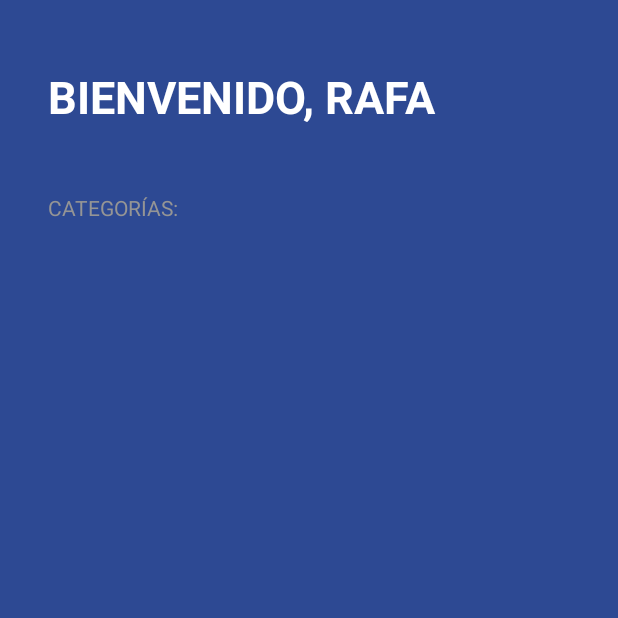
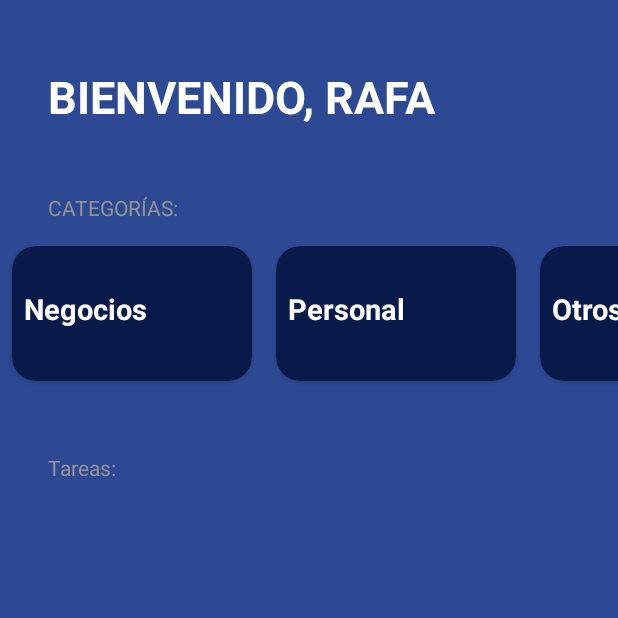
Before and after one commit to benitezrafa/Kotlin_Master, an Android app: the screen it shows after launch (TodoActivity), after a tap on "TODO APP", on a phone screen of 412 x 824 dp, the top half of it. Run offline under Robolectric (Android 15) with nearby library versions, the phone set to English and light mode, and no system bars; 4 statements that could not run were skipped.

Commit message:
Inicio de la cuarta aplicación en kotlin, utilizando RecycleView, Retrofit y ApiRest.

```diff
--- a/app/src/main/java/com/benitezrafa/androidmaster/MenuActivity.kt
+++ b/app/src/main/java/com/benitezrafa/androidmaster/MenuActivity.kt
@@ -7,6 +7,7 @@ import android.widget.Button
 import com.benitezrafa.androidmaster.firstapp.FirstAppActivity
 import com.benitezrafa.androidmaster.firstapp.ResultActivity
 import com.benitezrafa.androidmaster.imccalculator.ImcCalculatorActivity
+import com.benitezrafa.androidmaster.superheroapp.SuperHeroListActivity
 import com.benitezrafa.androidmaster.todoapp.TodoActivity
 
 class MenuActivity : AppCompatActivity() {
@@ -16,10 +17,17 @@ class MenuActivity : AppCompatActivity() {
         val btnSaludApp = findViewById<Button>(R.id.btnSaludApp)
         val btnImcApp = findViewById<Button>(R.id.btnImcApp)
         val btnTODO = findViewById<Button>(R.id.btnTODO)
+        val btnHeroApp = findViewById<Button>(R.id.btnHeroApp)
 
         btnSaludApp.setOnClickListener { navigateToSaludApp() }
         btnImcApp.setOnClickListener { navigateToImcApp() }
         btnTODO.setOnClickListener { navigateToTodoApp() }
+        btnHeroApp.setOnClickListener { navigateToHeroApp() }
+    }
+
+    private fun navigateToHeroApp() {
+        val intent = Intent (this, SuperHeroListActivity::class.java)
+        startActivity(intent)
     }
 
     private fun navigateToTodoApp() {
@@ -37,4 +45,5 @@ class MenuActivity : AppCompatActivity() {
         startActivity(intent)
     }
 
+
 }
--- /dev/null
+++ b/app/src/main/java/com/benitezrafa/androidmaster/superheroapp/ApiService.kt
@@ -0,0 +1,4 @@
+package com.benitezrafa.androidmaster.superheroapp
+
+interface ApiService {
+}
--- a/app/src/main/java/com/benitezrafa/androidmaster/todoapp/CategoriesAdapter.kt
+++ b/app/src/main/java/com/benitezrafa/androidmaster/todoapp/CategoriesAdapter.kt
@@ -1,16 +1,19 @@
 package com.benitezrafa.androidmaster.todoapp
 
+import android.view.LayoutInflater
 import android.view.ViewGroup
 import androidx.recyclerview.widget.RecyclerView
+import com.benitezrafa.androidmaster.R
 
 class CategoriesAdapter(private val categories: List<TaskCategory>) :
     RecyclerView.Adapter<CategoriesViewHolder>() {
     override fun onCreateViewHolder(parent: ViewGroup, viewType: Int): CategoriesViewHolder {
-
+        val view = LayoutInflater.from(parent.context).inflate(R.layout.item_task_category, parent, false)
+        return CategoriesViewHolder(view)
     }
 
     override fun onBindViewHolder(holder: CategoriesViewHolder, position: Int) {
-        TODO("Not yet implemented")
+        holder.render(categories[position])
     }
 
     override fun getItemCount() = categories.size
--- a/app/src/main/java/com/benitezrafa/androidmaster/todoapp/CategoriesViewHolder.kt
+++ b/app/src/main/java/com/benitezrafa/androidmaster/todoapp/CategoriesViewHolder.kt
@@ -1,8 +1,39 @@
 package com.benitezrafa.androidmaster.todoapp
 
 import android.view.View
+import android.widget.TextView
+import androidx.core.content.ContextCompat
 import androidx.recyclerview.widget.RecyclerView
+import com.benitezrafa.androidmaster.R
 
 class CategoriesViewHolder(view: View) : RecyclerView.ViewHolder(view) {
 
+    private val tvCategoryName: TextView = view.findViewById(R.id.tvCategoryName)
+    private val divider: TextView = view.findViewById(R.id.divider)
+    fun render(taskCategory: TaskCategory) {
+
+        when (taskCategory) {
+            TaskCategory.Business -> {
+                tvCategoryName.text = "Negocios"
+                divider.setBackgroundColor(
+                    ContextCompat.getColor(divider.context, R.color.todo_business_category)
+                )
+            }
+
+            TaskCategory.Other -> {
+                tvCategoryName.text = "Otros"
+                divider.setBackgroundColor(
+                    ContextCompat.getColor(divider.context, R.color.todo_other_category)
+                )
+            }
+
+            TaskCategory.Personal -> {
+                tvCategoryName.text = "Personal"
+                divider.setBackgroundColor(
+                    ContextCompat.getColor(divider.context, R.color.todo_personal_category)
+                )
+            }
+        }
+    }
+
 }
--- a/app/src/main/java/com/benitezrafa/androidmaster/todoapp/TodoActivity.kt
+++ b/app/src/main/java/com/benitezrafa/androidmaster/todoapp/TodoActivity.kt
@@ -2,12 +2,20 @@ package com.benitezrafa.androidmaster.todoapp
 
 import androidx.appcompat.app.AppCompatActivity
 import android.os.Bundle
+import androidx.recyclerview.widget.LinearLayoutManager
 import androidx.recyclerview.widget.RecyclerView
 import com.benitezrafa.androidmaster.R
 
 class TodoActivity : AppCompatActivity() {
 
+    private val categories = listOf(
+        TaskCategory.Business,
+        TaskCategory.Personal,
+        TaskCategory.Other
+    )
+
     private lateinit var rvCategories: RecyclerView
+    private lateinit var categoriesAdapter: CategoriesAdapter
 
     override fun onCreate(savedInstanceState: Bundle?) {
         super.onCreate(savedInstanceState)
@@ -22,6 +30,8 @@ class TodoActivity : AppCompatActivity() {
 
 
     private fun iniUI() {
-
+        categoriesAdapter = CategoriesAdapter(categories)
+        rvCategories.layoutManager = LinearLayoutManager(this, LinearLayoutManager.HORIZONTAL, false)
+        rvCategories.adapter = categoriesAdapter
     }
 }
--- a/app/src/main/res/layout/activity_todo.xml
+++ b/app/src/main/res/layout/activity_todo.xml
@@ -32,5 +32,13 @@
         android:layout_width="match_parent"
         android:layout_height="wrap_content" />
 
+    <TextView
+        android:layout_width="wrap_content"
+        android:layout_height="wrap_content"
+        android:layout_marginHorizontal="32dp"
+        android:layout_marginTop="32dp"
+        android:text="@string/todo_tasks"
+        android:textColor="@color/todo_subtitle_text" />
+
 
 </androidx.appcompat.widget.LinearLayoutCompat>
--- a/app/src/main/res/layout/item_task_category.xml
+++ b/app/src/main/res/layout/item_task_category.xml
@@ -4,12 +4,15 @@
     xmlns:tools="http://schemas.android.com/tools"
     android:layout_width="160dp"
     android:layout_height="90dp"
+    android:layout_marginHorizontal="8dp"
+    android:layout_marginVertical="16dp"
     app:cardBackgroundColor="@color/todo_background_card"
     app:cardCornerRadius="16dp">
 
     <LinearLayout
         android:layout_width="match_parent"
         android:layout_height="match_parent"
+        android:layout_margin="8dp"
         android:gravity="center_vertical"
         android:orientation="vertical">
 
@@ -24,6 +27,7 @@
 
         <View
             android:id="@+id/divider"
+            android:layout_marginTop="4dp"
             android:layout_width="match_parent"
             tools:background="@color/white"
             android:layout_height="2dp" />
--- a/app/src/main/res/values/strings.xml
+++ b/app/src/main/res/values/strings.xml
@@ -1,7 +1,7 @@
 <resources>
     <string name="app_name">AndroidMaster</string>
 
-<!--IMC APP-->
+    <!--IMC APP-->
     <string name="male">Hombre</string>
     <string name="female">Mujer</string>
     <string name="height">Altura</string>
@@ -26,7 +26,7 @@
     <string name="title_obesidad">Obesidad</string>
     <string name="description_obesidad">Estás MUY por encima de lo óptimo para tu peso y altura.</string>
 
-<!--TodoApp-->
+    <!--TodoApp-->
     <string name="todo_title">Bienvenido, Rafa</string>
     <string name="todo_categories">Categorías:</string>
     <string name="todo_tasks">Tareas:</string>
--- a/app/src/main/res/values/themes.xml
+++ b/app/src/main/res/values/themes.xml
@@ -28,4 +28,7 @@
         <!-- Customize your theme here. -->
     </style>
 
+    <style name="TodoSubtitle">
+        <item name="textAllCaps">true</item>
+    </style>
 </resources>
```
Also changed, not shown: app/build.gradle (+18 -0 lines), app/src/main/AndroidManifest.xml (+5 -2 lines), app/src/main/java/com/benitezrafa/androidmaster/superheroapp/SuperHeroListActivity.kt (added, +44 -0 lines), app/src/main/res/layout/activity_menu.xml (+7 -0 lines), app/src/main/res/layout/activity_super_hero_list.xml (added, +28 -0 lines).
